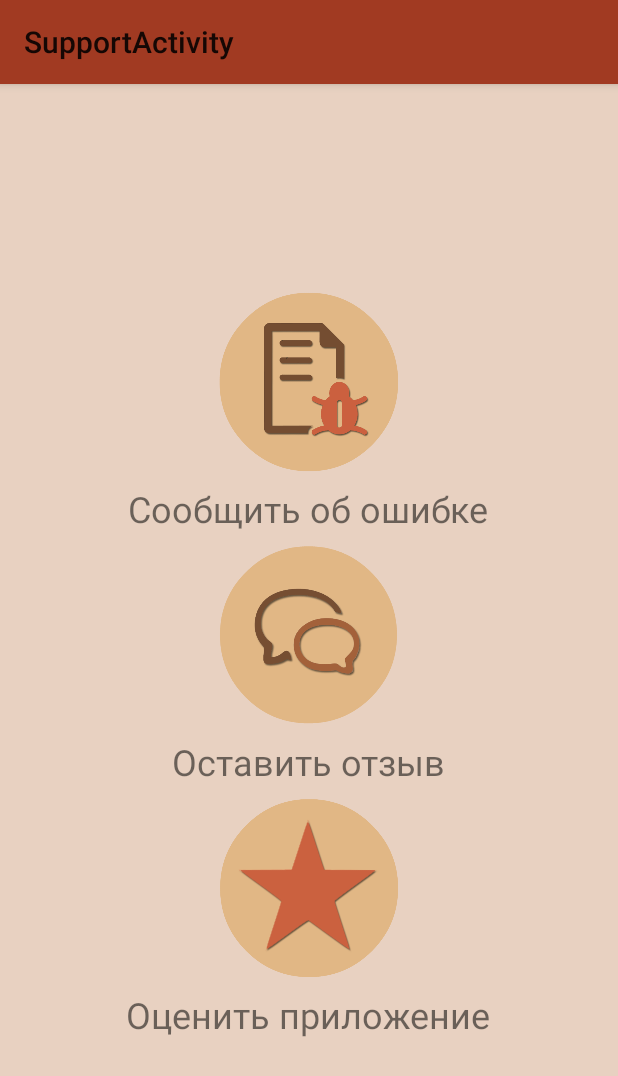
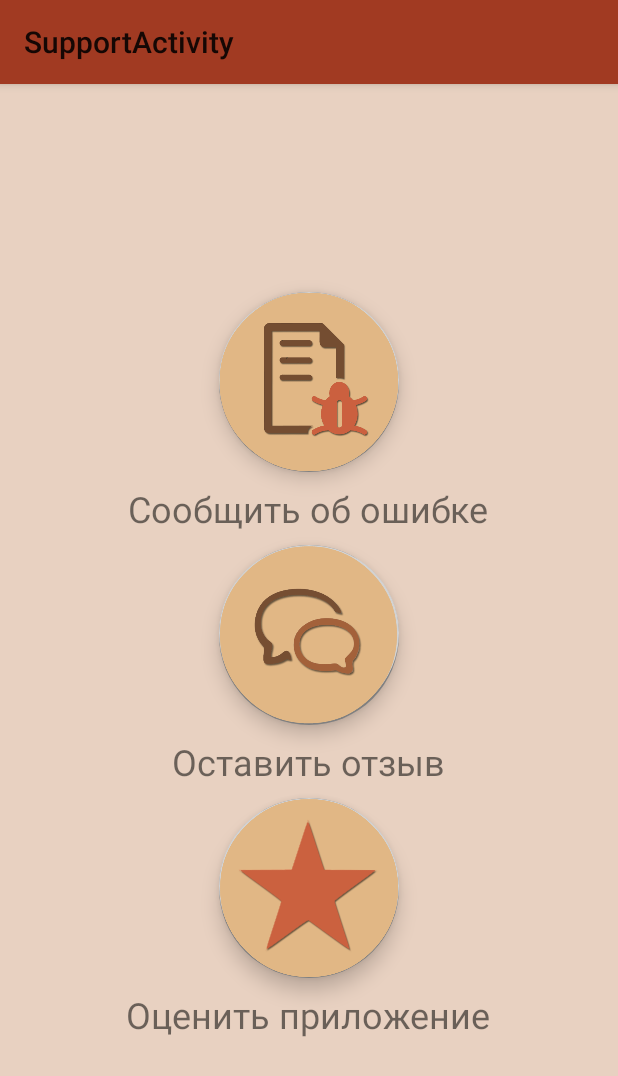
Before and after one commit to panidarynka/CoffeeApp, an Android app: the fragment SupportFragment placed in its activity, on a phone screen of 412 x 824 dp. Shown: the top 1076 px of the screen. Run offline under Robolectric (Android 15) with nearby library versions, the light colour scheme and no system bars; network calls fail; 1 statement that could not run was skipped.

Commit message:
Add shadow to image view

```diff
--- /dev/null
+++ b/app/src/main/res/drawable/shadow.xml
@@ -0,0 +1,20 @@
+<?xml version="1.0" encoding="utf-8"?>
+<layer-list xmlns:android="http://schemas.android.com/apk/res/android">
+
+    <item>
+        <shape android:shape="oval">
+            <solid android:color="@color/gray"/>
+            <!--shadow Color-->
+        </shape>
+    </item>
+
+    <item
+        android:left="0dp"
+        android:right="0dp"
+        android:top="0dp"
+        android:bottom="3dp">
+        <shape android:shape="oval">
+            <solid android:color="@color/lightgrey"/>
+        </shape>
+    </item>
+</layer-list>
--- a/app/src/main/res/layout-land/fragment_support.xml
+++ b/app/src/main/res/layout-land/fragment_support.xml
@@ -13,6 +13,8 @@
             android:layout_gravity="center_horizontal"
             android:layout_width="@dimen/size_pic"
             android:layout_height="@dimen/size_pic"
+            android:background="@drawable/shadow"
+            android:elevation="8dp"
             android:src="@drawable/bug_button2"
             android:id="@+id/bug"
             android:layout_marginBottom="8dp"
@@ -38,6 +40,8 @@
     <ImageView
         android:layout_width="@dimen/size_pic"
         android:layout_height="@dimen/size_pic"
+        android:background="@drawable/shadow"
+        android:elevation="8dp"
         android:layout_gravity="center_horizontal"
         android:src="@drawable/feeedback_button"
         android:layout_marginBottom="8dp"
@@ -62,6 +66,8 @@
         <ImageView
             android:layout_width="@dimen/size_pic"
             android:layout_height="@dimen/size_pic"
+            android:background="@drawable/shadow"
+            android:elevation="8dp"
             android:src="@drawable/star_button"
             android:layout_gravity="center_horizontal"
             android:layout_marginBottom="8dp"
--- a/app/src/main/res/layout/fragment_support.xml
+++ b/app/src/main/res/layout/fragment_support.xml
@@ -1,45 +1,57 @@
 <?xml version="1.0" encoding="utf-8"?>
 <LinearLayout xmlns:android="http://schemas.android.com/apk/res/android"
-    android:orientation="vertical" android:layout_width="match_parent"
+    android:layout_width="match_parent"
+    android:layout_height="match_parent"
+    android:background="@color/background"
     android:gravity="center"
-    android:background="@color/background"
-    android:layout_height="match_parent">
-<ImageView
-    android:layout_width="@dimen/size_pic"
-    android:layout_height="@dimen/size_pic"
-    android:src="@drawable/bug_button2"
-    android:layout_margin="8dp"
-    android:id="@+id/bug"
-    android:clickable="true"
-    />
+    android:orientation="vertical">
+
+    <ImageView
+        android:background="@drawable/shadow"
+        android:elevation="8dp"
+        android:id="@+id/bug"
+        android:layout_width="@dimen/size_pic"
+        android:layout_height="@dimen/size_pic"
+        android:layout_margin="8dp"
+        android:clickable="true"
+        android:src="@drawable/bug_button2" />
+
     <TextView
+        android:id="@+id/textView1"
         android:layout_width="wrap_content"
         android:layout_height="wrap_content"
-        android:id="@+id/textView1"
-        android:textSize="@dimen/activity_types_name"
-        android:text="Сообщить об ошибке"/>
+        android:text="Сообщить об ошибке"
+        android:textSize="@dimen/activity_types_name" />
+
     <ImageView
+        android:background="@drawable/shadow"
+        android:elevation="8dp"
+        android:id="@+id/feedback"
         android:layout_width="@dimen/size_pic"
         android:layout_height="@dimen/size_pic"
-        android:src="@drawable/feeedback_button"
         android:layout_margin="8dp"
-        android:id="@+id/feedback"/>
+        android:src="@drawable/feeedback_button" />
+
     <TextView
+        android:id="@+id/textView2"
         android:layout_width="wrap_content"
         android:layout_height="wrap_content"
-        android:id="@+id/textView2"
-        android:textSize="@dimen/activity_types_name"
-        android:text="Оставить отзыв"/>
+        android:text="Оставить отзыв"
+        android:textSize="@dimen/activity_types_name" />
+
     <ImageView
+        android:background="@drawable/shadow"
+        android:elevation="8dp"
+        android:id="@+id/star"
         android:layout_width="@dimen/size_pic"
         android:layout_height="@dimen/size_pic"
-        android:src="@drawable/star_button"
         android:layout_margin="8dp"
-        android:id="@+id/star"/>
+        android:src="@drawable/star_button" />
+
     <TextView
+        android:id="@+id/textView3"
         android:layout_width="wrap_content"
         android:layout_height="wrap_content"
-        android:id="@+id/textView3"
-        android:textSize="@dimen/activity_types_name"
-        android:text="Оценить приложение"/>
+        android:text="Оценить приложение"
+        android:textSize="@dimen/activity_types_name" />
 </LinearLayout>
--- /dev/null
+++ b/app/src/main/res/values/colors.xml
@@ -0,0 +1,5 @@
+<?xml version="1.0" encoding="utf-8"?>
+<resources>
+    <color name="gray">#808080</color>
+    <color name="lightgrey">#D3D3D3</color>
+</resources>
```
Also changed, not shown: app/src/main/java/app/coffeeapp/daryna/coffeeapp/activity/CalculatorActivity.java (+0 -23 lines), app/src/main/java/app/coffeeapp/daryna/coffeeapp/activity/DevicesActivity.java (+0 -23 lines), app/src/main/java/app/coffeeapp/daryna/coffeeapp/activity/MainActivity.java (+0 -23 lines), app/src/main/res/layout/activity_main.xml (+12 -4 lines).
